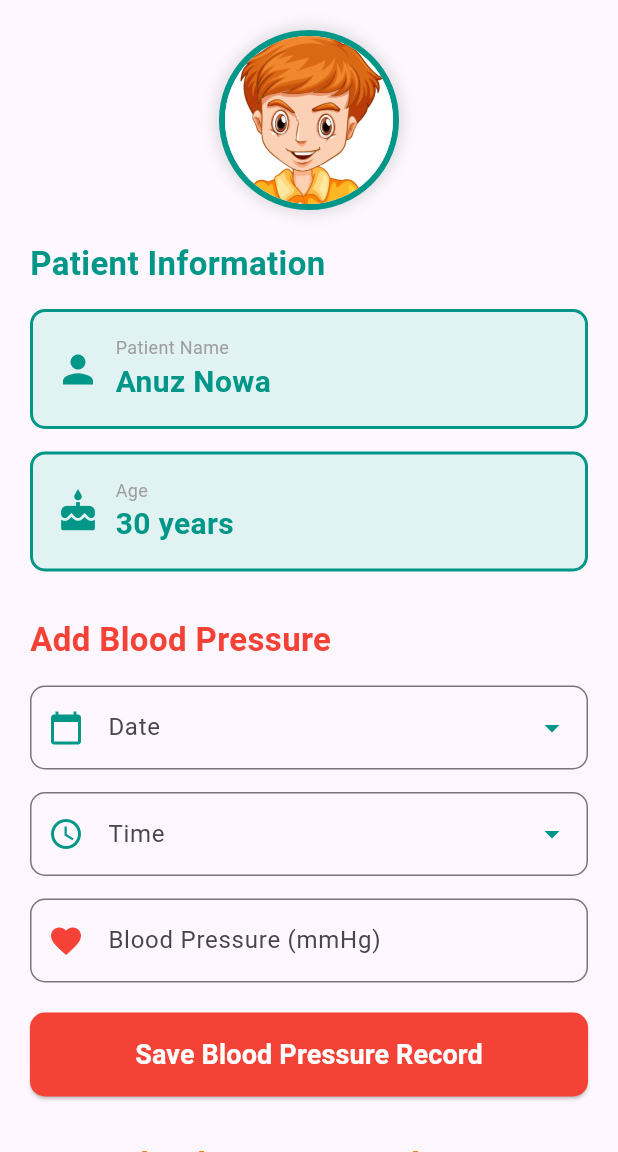
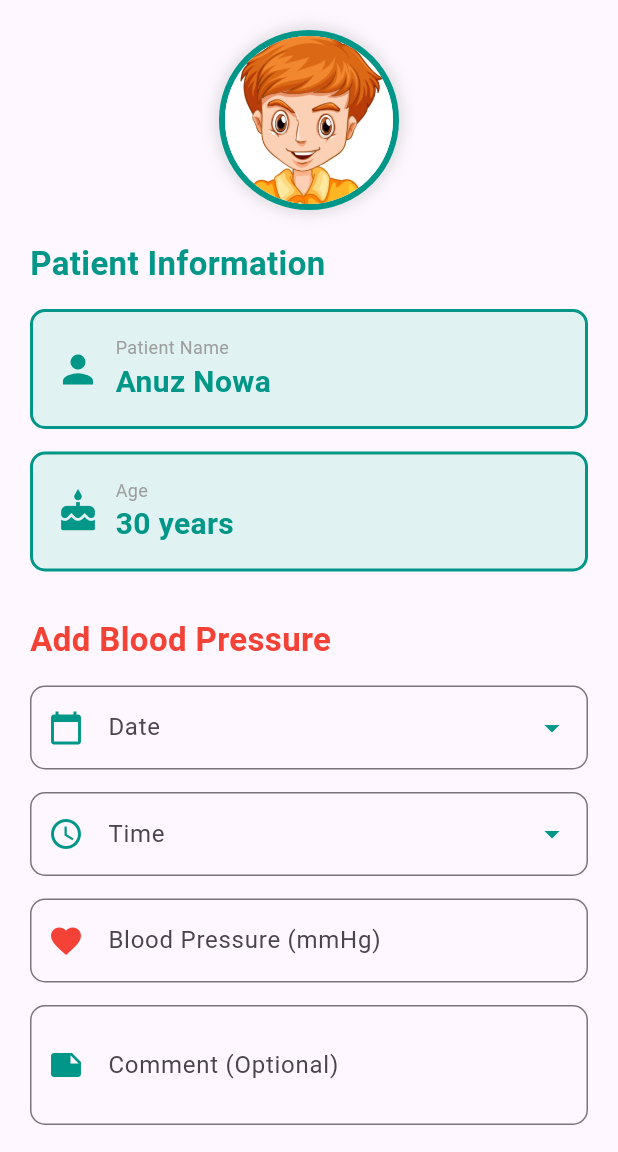
Before and after one commit to DularaJ/VitaTrack, a Flutter app: the screen it shows after launch, on a phone screen of 412 x 824 dp, the part 84-1236 px from its top. Run offline on Flutter 3.47's test engine with Material 3 defaults, Android fonts, the phone set to English and light mode, and no system bars; our stand-ins replace shared_preferences, supabase_flutter; accounts and stored records are empty.

Commit message:
add comment filed

```diff
--- a/lib/main.dart
+++ b/lib/main.dart
@@ -41,6 +41,8 @@ class _MainPageState extends State<MainPage> {
   TextEditingController bloodSugarController = TextEditingController();
   TextEditingController dateController = TextEditingController();
   TextEditingController timeController = TextEditingController();
+  TextEditingController bloodPressureCommentController = TextEditingController();
+  TextEditingController bloodSugarCommentController = TextEditingController();
 
   DateTime selectedDate = DateTime.now();
   TimeOfDay selectedTime = TimeOfDay.now();
@@ -273,6 +275,23 @@ class _MainPageState extends State<MainPage> {
                                 ),
                               ),
                             ),
+                            SizedBox(height: 15),
+                            TextField(
+                              controller: bloodPressureCommentController,
+                              decoration: InputDecoration(
+                                labelText: 'Comment (Optional)',
+                                hintText: 'e.g., Normal, High, Low',
+                                prefixIcon: Icon(Icons.note, color: Colors.teal),
+                                border: OutlineInputBorder(
+                                  borderRadius: BorderRadius.circular(10),
+                                ),
+                                focusedBorder: OutlineInputBorder(
+                                  borderRadius: BorderRadius.circular(10),
+                                  borderSide: BorderSide(color: Colors.teal, width: 2),
+                                ),
+                              ),
+                              maxLines: 2,
+                            ),
                             SizedBox(height: 20),
                             SizedBox(
                               width: double.infinity,
@@ -329,12 +348,13 @@ class _MainPageState extends State<MainPage> {
                                     await SupabaseRepository().insertPressure(
                                       userId: userData!['id'],
                                       time: timestamp,
-                                      comment: bp,
+                                      comment: bloodPressureCommentController.text.trim().isEmpty ? null : bloodPressureCommentController.text.trim(),
                                       value: systolic,
                                     );
 
                                     // Clear fields
                                     bloodPressureController.clear();
+                                    bloodPressureCommentController.clear();
                                     dateController.clear();
                                     timeController.clear();
 
@@ -420,6 +440,23 @@ class _MainPageState extends State<MainPage> {
                                 ),
                               ),
                             ),
+                            SizedBox(height: 15),
+                            TextField(
+                              controller: bloodSugarCommentController,
+                              decoration: InputDecoration(
+                                labelText: 'Comment (Optional)',
+                                hintText: 'e.g., Normal, High, Low',
+                                prefixIcon: Icon(Icons.note, color: Colors.teal),
+                                border: OutlineInputBorder(
+                                  borderRadius: BorderRadius.circular(10),
+                                ),
+                                focusedBorder: OutlineInputBorder(
+                                  borderRadius: BorderRadius.circular(10),
+                                  borderSide: BorderSide(color: Colors.teal, width: 2),
+                                ),
+                              ),
+                              maxLines: 2,
+                            ),
                             SizedBox(height: 20),
                             SizedBox(
                               width: double.infinity,
@@ -475,12 +512,13 @@ class _MainPageState extends State<MainPage> {
                                     await SupabaseRepository().insertSugar(
                                       userId: userData!['id'],
                                       time: timestamp,
-                                      comment: bs,
+                                      comment: bloodSugarCommentController.text.trim().isEmpty ? null : bloodSugarCommentController.text.trim(),
                                       value: sugarValue,
                                     );
 
                                     // Clear fields
                                     bloodSugarController.clear();
+                                    bloodSugarCommentController.clear();
                                     dateController.clear();
                                     timeController.clear();
 
@@ -566,6 +604,23 @@ class _MainPageState extends State<MainPage> {
                           ),
                         ),
                       ),
+                      SizedBox(height: 15),
+                      TextField(
+                        controller: bloodPressureCommentController,
+                        decoration: InputDecoration(
+                          labelText: 'Comment (Optional)',
+                          hintText: 'e.g., Normal, High, Low',
+                          prefixIcon: Icon(Icons.note, color: Colors.teal),
+                          border: OutlineInputBorder(
+                            borderRadius: BorderRadius.circular(10),
+                          ),
+                          focusedBorder: OutlineInputBorder(
+                            borderRadius: BorderRadius.circular(10),
+                            borderSide: BorderSide(color: Colors.teal, width: 2),
+                          ),
+                        ),
+                        maxLines: 2,
+                      ),
                       SizedBox(height: 20),
                       SizedBox(
                         width: double.infinity,
@@ -622,12 +677,13 @@ class _MainPageState extends State<MainPage> {
                               await SupabaseRepository().insertPressure(
                                 userId: userData!['id'],
                                 time: timestamp,
-                                comment: bp,
+                                comment: bloodPressureCommentController.text.trim().isEmpty ? null : bloodPressureCommentController.text.trim(),
                                 value: systolic,
                               );
 
                               // Clear fields
                               bloodPressureController.clear();
+                              bloodPressureCommentController.clear();
                               dateController.clear();
                               timeController.clear();
 
@@ -706,6 +762,23 @@ class _MainPageState extends State<MainPage> {
                           ),
                         ),
                       ),
+                      SizedBox(height: 15),
+                      TextField(
+                        controller: bloodSugarCommentController,
+                        decoration: InputDecoration(
+                          labelText: 'Comment (Optional)',
+                          hintText: 'e.g., Normal, High, Low',
+                          prefixIcon: Icon(Icons.note, color: Colors.teal),
+                          border: OutlineInputBorder(
+                            borderRadius: BorderRadius.circular(10),
+                          ),
+                          focusedBorder: OutlineInputBorder(
+                            borderRadius: BorderRadius.circular(10),
+                            borderSide: BorderSide(color: Colors.teal, width: 2),
+                          ),
+                        ),
+                        maxLines: 2,
+                      ),
                       SizedBox(height: 20),
                       SizedBox(
                         width: double.infinity,
@@ -761,12 +834,13 @@ class _MainPageState extends State<MainPage> {
                               await SupabaseRepository().insertSugar(
                                 userId: userData!['id'],
                                 time: timestamp,
-                                comment: bs,
+                                comment: bloodSugarCommentController.text.trim().isEmpty ? null : bloodSugarCommentController.text.trim(),
                                 value: sugarValue,
                               );
 
                               // Clear fields
                               bloodSugarController.clear();
+                              bloodSugarCommentController.clear();
                               dateController.clear();
                               timeController.clear();
 
```
